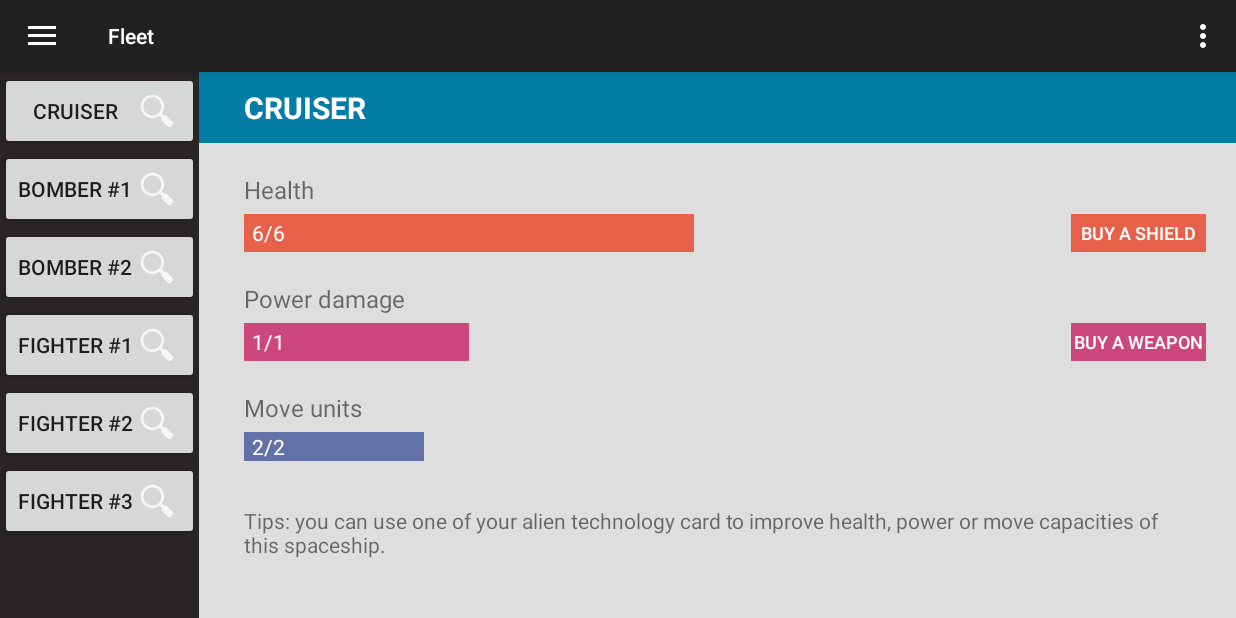
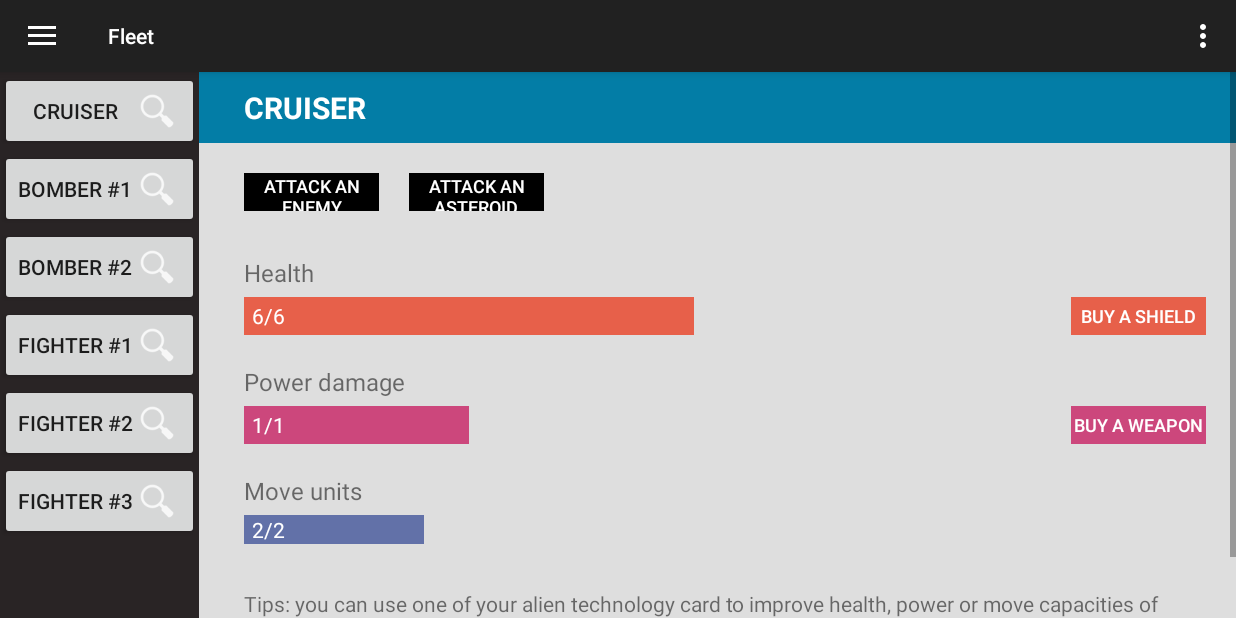
Before and after one commit to SupernovaAndroidApplication/supernova, an Android app: the screen it shows after launch (MainActivity), after a tap on "Fleet", on a phone screen of 824 x 412 dp (held sideways). Run offline under Robolectric (Android 15) with nearby library versions, the phone set to English and light mode, and no system bars; 1 other tap on this screen came first.

Commit message:
ADD: buttons attack

```diff
--- a/app/src/main/java/imac/supernova/FleetDashboardFragment.java
+++ b/app/src/main/java/imac/supernova/FleetDashboardFragment.java
@@ -2,6 +2,7 @@ package imac.supernova;
 
 import android.os.Bundle;
 import android.app.Fragment;
+import android.app.FragmentManager;
 import android.view.LayoutInflater;
 import android.view.View;
 import android.view.ViewGroup;
@@ -48,6 +49,9 @@ public class FleetDashboardFragment extends Fragment implements View.OnClickList
 
     private Button button_buy_shield;
     private Button button_buy_weapon;
+
+    private Button button_attack_enemy;
+    private Button button_attack_asteroid;
 
     public Game currentGame;
     public List<Ship> playerFleet;
@@ -103,6 +107,13 @@ public class FleetDashboardFragment extends Fragment implements View.OnClickList
         button_buy_weapon = (Button) v.findViewById(R.id.button_buy_weapon);
         button_buy_weapon.setOnClickListener(this);
 
+        // Button attack an enemy
+        button_attack_enemy = (Button) v.findViewById(R.id.button_attack_enemy);
+        button_attack_enemy.setOnClickListener(this);
+        // Button attack an asteroid
+        button_attack_asteroid = (Button) v.findViewById(R.id.button_attack_asteroid);
+        button_attack_asteroid.setOnClickListener(this);
+
         // Get the current game and the current player's fleet
         currentGame = ((MainActivity) getActivity()).game;
         playerFleet = currentGame.getFleetOfCurrentPlayer();
@@ -152,6 +163,15 @@ public class FleetDashboardFragment extends Fragment implements View.OnClickList
                 playerFleet.get((Integer) v.getTag()).buyWeapon();
                 updateDamageDisplay((Integer) v.getTag());
                 button_buy_weapon.setVisibility(View.INVISIBLE);
+                break;
+
+            /* Attack buttons */
+            case R.id.button_attack_enemy:
+                /*Fragment fragment = new EnemyFragment();
+                FragmentManager fragmentManager = getFragmentManager();
+                fragmentManager.beginTransaction().replace(R.id.main_content, fragment).commit();*/
+                break;
+            case R.id.button_attack_asteroid:
                 break;
 
             default:
--- a/app/src/main/res/layout/fragment_fleet_dashboard.xml
+++ b/app/src/main/res/layout/fragment_fleet_dashboard.xml
@@ -86,6 +86,36 @@
                     android:textAllCaps="true"
                     android:textSize="20dp"
                     android:textStyle="bold" />
+
+                <LinearLayout
+                    android:layout_width="match_parent"
+                    android:layout_height="wrap_content"
+                    android:layout_marginLeft="30dp"
+                    android:layout_marginBottom="30dp">
+                    <Button
+                        android:id="@+id/button_attack_enemy"
+                        android:layout_width="90dp"
+                        android:layout_height="25dp"
+                        android:layout_marginRight="20dp"
+                        android:layout_alignParentRight="true"
+                        android:text="Attack an enemy"
+                        android:textColor="#fff"
+                        android:textSize="12dp"
+                        android:background="#ff000000"
+                        style="?android:attr/borderlessButtonStyle" />
+
+                    <Button
+                        android:id="@+id/button_attack_asteroid"
+                        android:layout_width="90dp"
+                        android:layout_height="25dp"
+                        android:layout_marginRight="20dp"
+                        android:layout_alignParentRight="true"
+                        android:text="Attack an asteroid"
+                        android:textColor="#fff"
+                        android:textSize="12dp"
+                        android:background="#ff000000"
+                        style="?android:attr/borderlessButtonStyle" />
+                </LinearLayout>
 
                 <!-- Health units -->
                 <TextView
```
